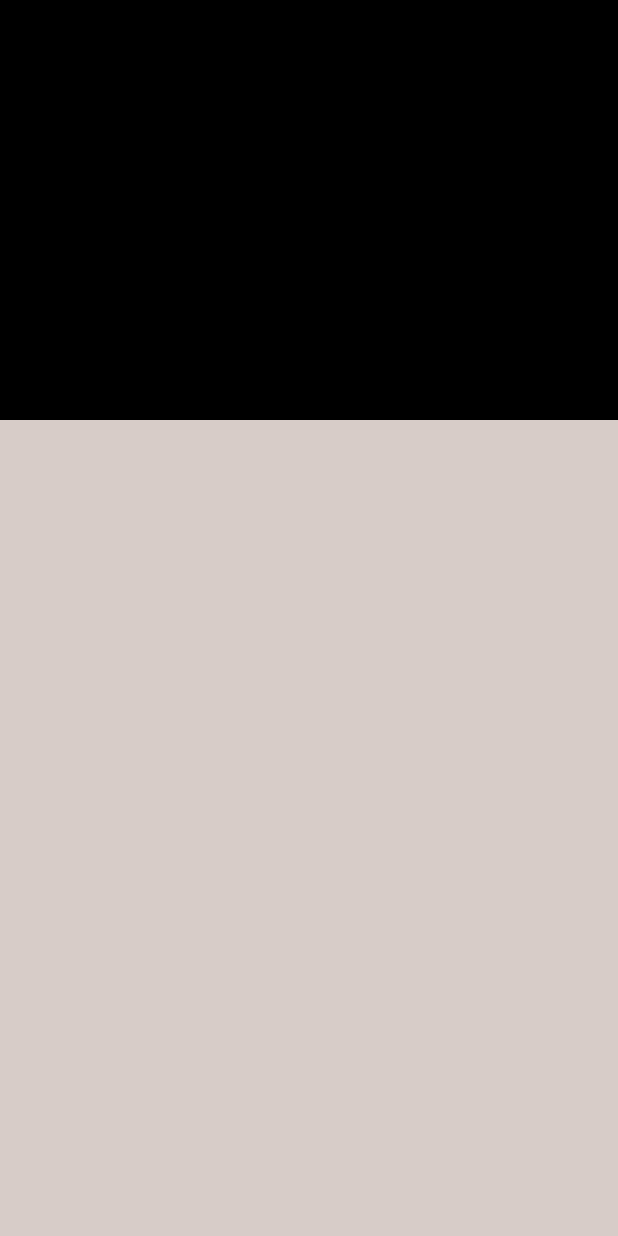
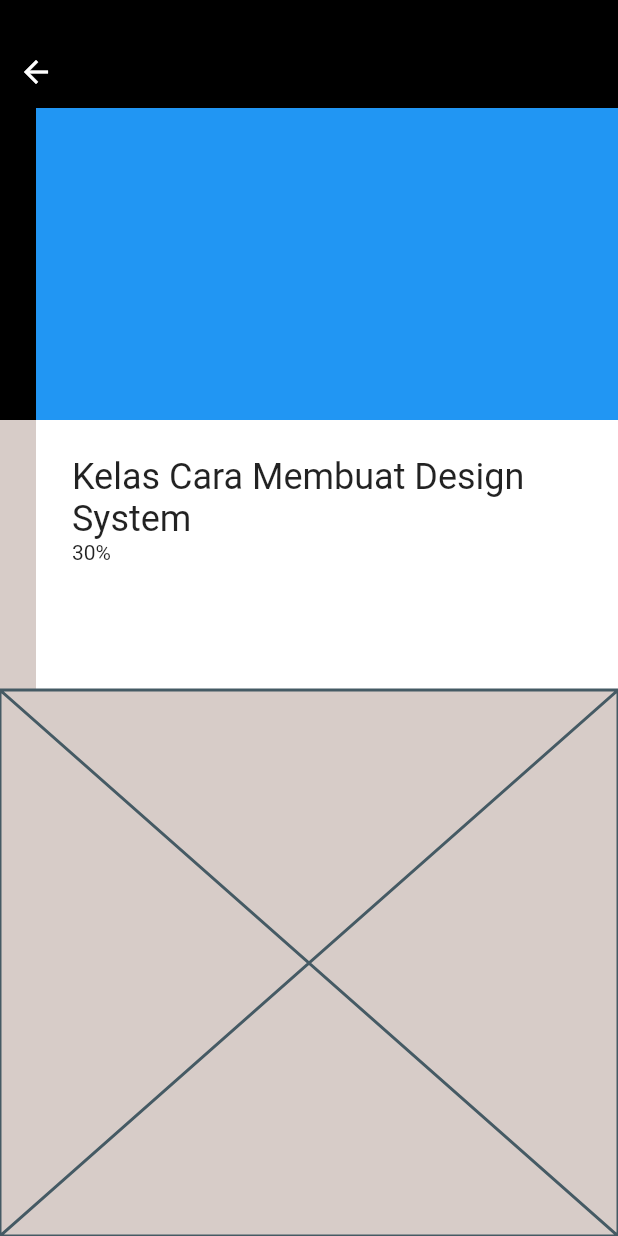
Before and after one commit to JAICHANGPARK/flutter_notebook_19th_story, a Flutter app: the EcourseDetailPage screen opened directly, on a phone screen of 412 x 824 dp. Run offline on Flutter 3.47's test engine with Material 2 defaults, Android fonts, the phone set to English and light mode, and no system bars; our stand-ins replace bubble_tab_indicator, cached_network_image, countup, fl_chart, flutter_riverpod, freezed_annotation and 4 more.

Commit message:
Update e_course_detail_page.dart

```diff
--- a/lib/ep1148_e_course_app/src/ui/e_course_detail_page.dart
+++ b/lib/ep1148_e_course_app/src/ui/e_course_detail_page.dart
@@ -19,11 +19,61 @@ class _EcourseDetailPageState extends State<EcourseDetailPage> {
             decoration: BoxDecoration(
               color: Colors.black,
             ),
+            padding: EdgeInsets.only(top: 24),
+            child: Column(
+              crossAxisAlignment: CrossAxisAlignment.start,
+              children: [
+                IconButton(
+                  onPressed: () {},
+                  icon: Icon(Icons.arrow_back_outlined),
+                  color: Colors.white,
+                ),
+                Expanded(
+                    child: Padding(
+                  padding: EdgeInsets.only(left: 24),
+                  child: Container(
+                    color: Colors.blue,
+                  ),
+                )),
+              ],
+            ),
           ),
           Expanded(
             child: Column(
               children: [
-
+                Padding(
+                  padding: EdgeInsets.only(left: 24),
+                  child: Container(
+                    height: 180,
+                    decoration: BoxDecoration(
+                      color: Colors.white,
+                    ),
+                    padding: EdgeInsets.fromLTRB(
+                      24,
+                      24,
+                      48,
+                      24,
+                    ),
+                    child: Column(
+                      children: [
+                        Text(
+                          "Kelas Cara Membuat Design System",
+                          style: TextStyle(
+                            fontSize: 24,
+                          ),
+                        ),
+                        Row(
+                          children: [
+                            Text("30%")
+                          ],
+                        )
+                      ],
+                    ),
+                  ),
+                ),
+                Expanded(
+                  child: Placeholder(),
+                ),
               ],
             ),
           )
```
